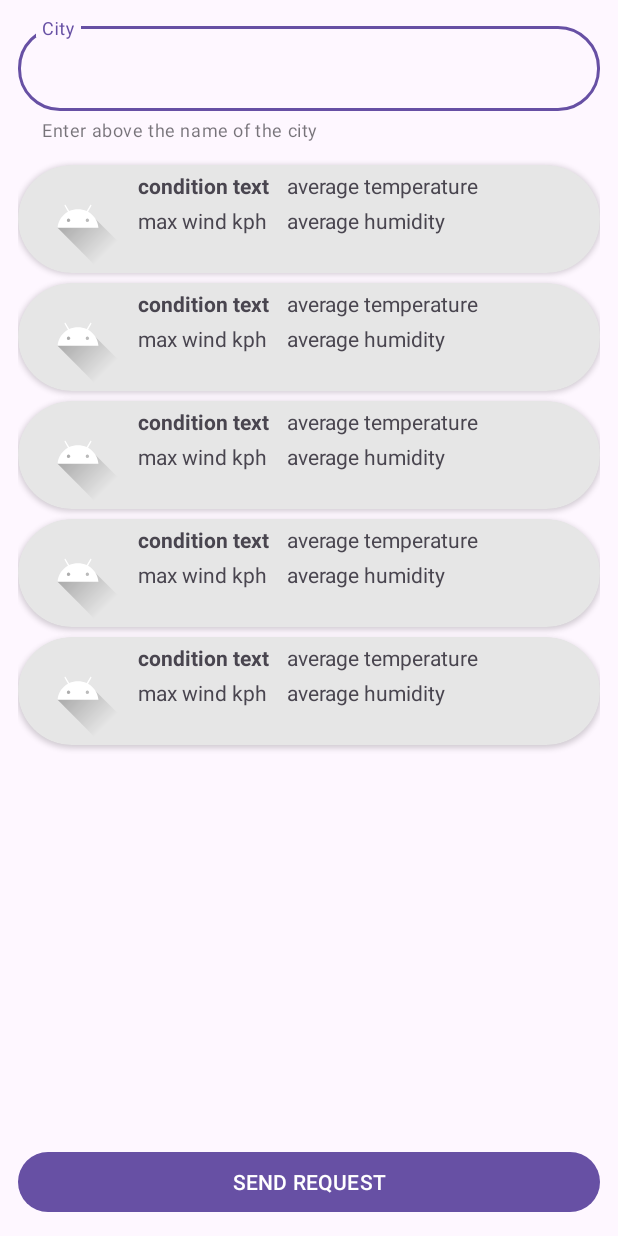
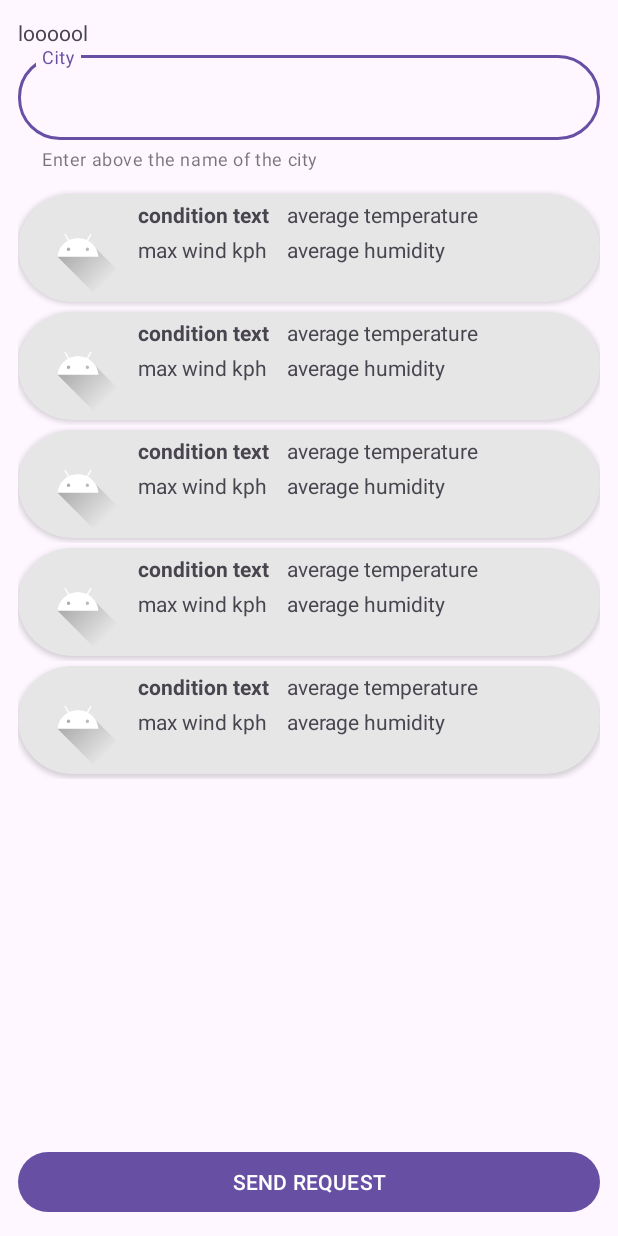
Before and after one commit to ZFRFM/WeatherApp, an Android app: the layout fragment_main.xml on its own in the app's theme, with its tools: preview values and no code run, on a phone screen of 412 x 824 dp. Run offline under Robolectric (Android 15) with nearby library versions, the phone set to English and light mode, and no system bars.

Commit message:
In Process

```diff
--- a/app/src/main/java/com/example/weatherapp/network/Weather.kt
+++ b/app/src/main/java/com/example/weatherapp/network/Weather.kt
@@ -13,10 +13,10 @@ data class Forecastday (
 )
 
 data class Day (
-    val condition: Condition,
     val avgtemp_c: Float,
     val maxwind_kph: Float,
-    val avghumidity: Float
+    val avghumidity: Float,
+    val condition: Condition
 )
 
 data class Condition (
--- a/app/src/main/java/com/example/weatherapp/network/WeatherApiService.kt
+++ b/app/src/main/java/com/example/weatherapp/network/WeatherApiService.kt
@@ -20,16 +20,15 @@ private val retrofit = Retrofit.Builder()
     .build()
 
 interface WeatherApiService {
-    @GET("forecast.json")
+    @GET("forecast.json?")
     suspend fun getWeather(
         @Query("key") key: String,
         @Query("q") q: String,
+        @Query("aqi") aqi: String,
         @Query("days") days: String,
-        @Query("aqi") aqi: String,
         @Query("alerts") alerts: String
     ): Weather
 }
-
 object WeatherApi {
     val retrofitService: WeatherApiService by lazy { retrofit.create(WeatherApiService::class.java) }
 }
--- a/app/src/main/java/com/example/weatherapp/screens/MainFragmentViewModel.kt
+++ b/app/src/main/java/com/example/weatherapp/screens/MainFragmentViewModel.kt
@@ -17,13 +17,13 @@ class MainFragmentViewModel: ViewModel() {
         getWeather()
     }
 
-    fun getWeather() {
+    private fun getWeather() {
         viewModelScope.launch {
             _weather.value = WeatherApi.retrofitService.getWeather(
                 "6c40f3b21c3642b4b8261922231308",
                 "London",
+                "no",
                 "4",
-                "no",
                 "no"
             )
         }
--- a/app/src/main/res/layout/fragment_main.xml
+++ b/app/src/main/res/layout/fragment_main.xml
@@ -11,6 +11,14 @@
     android:layout_marginBottom="12dp"
     tools:context=".screens.MainFragment">
 
+    <TextView
+        android:id="@+id/checkTextView"
+        android:layout_width="wrap_content"
+        android:layout_height="wrap_content"
+        app:layout_constraintTop_toTopOf="parent"
+        app:layout_constraintStart_toStartOf="parent"
+        android:text="loooool" />
+
     <com.google.android.material.textfield.TextInputLayout
         android:id="@+id/cityTextInputLayout"
         style="@style/Widget.MaterialComponents.TextInputLayout.OutlinedBox"
@@ -22,7 +30,7 @@
         android:hint="@string/city"
         app:layout_constraintEnd_toEndOf="parent"
         app:layout_constraintStart_toStartOf="parent"
-        app:layout_constraintTop_toTopOf="parent">
+        app:layout_constraintTop_toBottomOf="@id/checkTextView">
 
         <com.google.android.material.textfield.TextInputEditText
             android:id="@+id/cityInputEditText"
--- a/app/src/main/res/layout/item_view.xml
+++ b/app/src/main/res/layout/item_view.xml
@@ -1,14 +1,22 @@
 <?xml version="1.0" encoding="utf-8"?>
-<androidx.cardview.widget.CardView
+<androidx.constraintlayout.widget.ConstraintLayout
     xmlns:android="http://schemas.android.com/apk/res/android"
     xmlns:app="http://schemas.android.com/apk/res-auto"
     xmlns:tools="http://schemas.android.com/tools"
     android:layout_width="match_parent"
+    android:layout_height="wrap_content">
+
+    <androidx.cardview.widget.CardView
+        android:layout_width="0dp"
         android:layout_height="wrap_content"
         android:layout_marginTop="3dp"
         android:layout_marginBottom="3dp"
         app:cardCornerRadius="40dp"
-    android:backgroundTint="@color/background_white">
+        android:backgroundTint="@color/background_white"
+        app:layout_constraintTop_toTopOf="parent"
+        app:layout_constraintBottom_toBottomOf="parent"
+        app:layout_constraintStart_toStartOf="parent"
+        app:layout_constraintEnd_toEndOf="parent">
 
         <androidx.constraintlayout.widget.ConstraintLayout
             android:id="@+id/cardView"
@@ -77,3 +85,5 @@
         </androidx.constraintlayout.widget.ConstraintLayout>
 
     </androidx.cardview.widget.CardView>
+
+</androidx.constraintlayout.widget.ConstraintLayout>
```
Also changed, not shown: app/src/main/java/com/example/weatherapp/DaysAdapter.kt (+4 -3 lines). Lines whose indentation alone changed are shown as unchanged.
